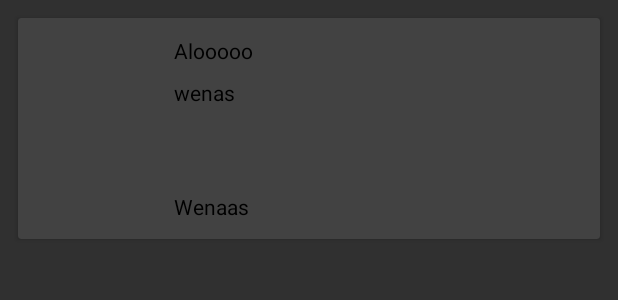
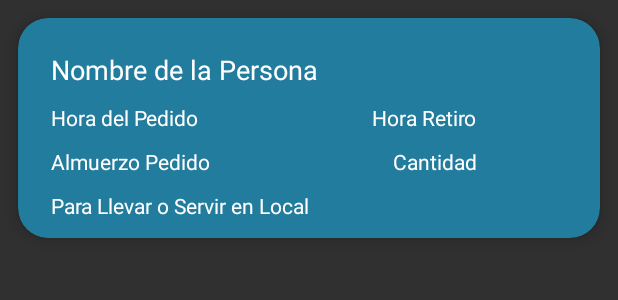
Before and after one commit to vdkaaa/AppIngSoft, an Android app built with Jetpack Compose: the layout card_view_ver_pedidos_empresa.xml on its own in the app's theme, with its tools: preview values and no code run, on a phone screen of 412 x 824 dp. Shown: the top 300 px of the screen. Run offline under Robolectric (Android 15) with nearby library versions, the phone set to English and light mode, and no system bars.

Commit message:
CardViewAlmuerzosPedidos

```diff
--- a/app/src/main/res/layout/card_view_ver_pedidos_empresa.xml
+++ b/app/src/main/res/layout/card_view_ver_pedidos_empresa.xml
@@ -1,84 +1,86 @@
 <?xml version="1.0" encoding="utf-8"?>
-
 <androidx.cardview.widget.CardView xmlns:android="http://schemas.android.com/apk/res/android"
     xmlns:app="http://schemas.android.com/apk/res-auto"
-    xmlns:card_view="http://schemas.android.com/tools"
-    android:id="@+id/CardViewLunches"
+    xmlns:tools="http://schemas.android.com/tools"
+    android:id="@+id/cardViewLunch"
     android:layout_width="match_parent"
     android:layout_height="wrap_content"
     android:layout_margin="12dp"
-    android:layout_marginEnd="16dp"
-    card_view:cardBackgroundColor = "#227C9D"
-    card_view:cardCornerRadius="20dp"
-    card_view:elevation="6dp"
-    card_view:contentPadding="4dp">
+    app:cardBackgroundColor="#227C9D"
+    app:cardCornerRadius="20dp"
+    app:cardElevation="6dp"
+    app:contentPadding="12dp">
 
     <androidx.constraintlayout.widget.ConstraintLayout
-        android:id="@+id/aaaaa"
         android:layout_width="match_parent"
-        android:layout_height="wrap_content"
-        android:padding="12dp">
-
-
-        <ImageView
-            android:id="@+id/imagencardview"
-            android:layout_width="70dp"
-            android:layout_height="0dp"
-            android:layout_marginStart="2dp"
-            android:layout_marginBottom="12dp"
-            android:scaleType="centerInside"
-            app:layout_constraintBottom_toBottomOf="parent"
-            app:layout_constraintStart_toStartOf="parent"
-            app:layout_constraintTop_toTopOf="parent"
-            card_view:srcCompat="@tools:sample/avatars" />
+        android:layout_height="wrap_content">
 
         <TextView
-            android:id="@+id/aaaaaaaaaaaaaa"
+            android:id="@+id/PtextViewName"
             android:layout_width="wrap_content"
             android:layout_height="wrap_content"
-            android:layout_marginStart="20dp"
-            android:layout_toEndOf="@+id/imagencardview"
-            android:text="Alooooo"
-            android:textColor="#000000"
-            app:layout_constraintStart_toEndOf="@+id/imagencardview"
+            android:layout_marginStart="10dp"
+            android:layout_marginTop="10dp"
+            android:text="Nombre de la Persona"
+            android:textColor="#FFFFFF"
+            android:textSize="18sp"
+            app:layout_constraintStart_toStartOf="parent"
             app:layout_constraintTop_toTopOf="parent" />
 
         <TextView
-            android:id="@+id/desc"
-            android:layout_width="194dp"
-            android:layout_height="69dp"
-            android:layout_below="@+id/imagencardview"
-            android:layout_marginStart="20dp"
-            android:layout_marginTop="28dp"
-            android:layout_toEndOf="@id/imagencardview"
-            android:text="wenas"
-            android:textColor="#000000"
-            app:layout_constraintStart_toEndOf="@+id/imagencardview"
-            app:layout_constraintTop_toTopOf="parent" />
+            android:id="@+id/PtextViewTime"
+            android:layout_width="wrap_content"
+            android:layout_height="wrap_content"
+            android:layout_marginStart="10dp"
+            android:layout_marginTop="10dp"
+            android:text="Hora del Pedido"
+            android:textColor="#FFFFFF"
+            app:layout_constraintStart_toStartOf="parent"
+            app:layout_constraintTop_toBottomOf="@+id/PtextViewName" />
 
         <TextView
-            android:id="@+id/cv_priceLunch"
-            android:layout_width="154dp"
+            android:id="@+id/PtextViewLunch"
+            android:layout_width="wrap_content"
             android:layout_height="wrap_content"
-            android:layout_below="@+id/desc"
-            android:layout_marginStart="20dp"
-            android:layout_marginTop="104dp"
-            android:layout_toEndOf="@id/imagencardview"
-            android:text="Wenaas"
-            android:textColor="#000000"
-            app:layout_constraintStart_toEndOf="@+id/imagencardview"
-            app:layout_constraintTop_toTopOf="parent" />
+            android:layout_marginStart="10dp"
+            android:layout_marginTop="10dp"
+            android:text="Almuerzo Pedido"
+            android:textColor="#FFFFFF"
+            app:layout_constraintStart_toStartOf="parent"
+            app:layout_constraintTop_toBottomOf="@+id/PtextViewTime" />
 
-        <ImageView
-            android:id="@+id/isSelectedTick"
-            android:layout_width="39dp"
-            android:layout_height="33dp"
-            android:layout_marginTop="16dp"
-            android:layout_marginEnd="4dp"
-            android:visibility="gone"
+        <TextView
+            android:id="@+id/PtextViewQuantity"
+            android:layout_width="wrap_content"
+            android:layout_height="wrap_content"
+            android:layout_marginTop="10dp"
+            android:layout_marginEnd="70dp"
+            android:text="Cantidad"
+            android:textColor="#FFFFFF"
             app:layout_constraintEnd_toEndOf="parent"
-            app:layout_constraintTop_toTopOf="parent"
-            app:srcCompat="@drawable/check_mark" />
+            app:layout_constraintTop_toBottomOf="@+id/PtextViewTime2" />
+
+        <TextView
+            android:id="@+id/PtextViewForHereOrToGo"
+            android:layout_width="wrap_content"
+            android:layout_height="wrap_content"
+            android:layout_marginStart="10dp"
+            android:layout_marginTop="10dp"
+            android:text="Para Llevar o Servir en Local"
+            android:textColor="#FFFFFF"
+            app:layout_constraintStart_toStartOf="parent"
+            app:layout_constraintTop_toBottomOf="@+id/PtextViewLunch" />
+
+        <TextView
+            android:id="@+id/PtextViewTime2"
+            android:layout_width="wrap_content"
+            android:layout_height="wrap_content"
+            android:layout_marginTop="10dp"
+            android:layout_marginEnd="70dp"
+            android:text="Hora Retiro"
+            android:textColor="#FFFFFF"
+            app:layout_constraintEnd_toEndOf="parent"
+            app:layout_constraintTop_toBottomOf="@+id/PtextViewName" />
 
     </androidx.constraintlayout.widget.ConstraintLayout>
 
```
Also changed, not shown: app/src/main/AndroidManifest.xml (+5 -2 lines), app/src/main/java/ghoststudios/app/almuerzafacil/ui/theme/PedidosAdapterClass.kt (added, +55 -0 lines), app/src/main/java/ghoststudios/app/almuerzafacil/ui/theme/PedidosEmpresa.kt (added, +76 -0 lines), app/src/main/res/layout/activity_pedidos_empresa.xml (added, +32 -0 lines).
